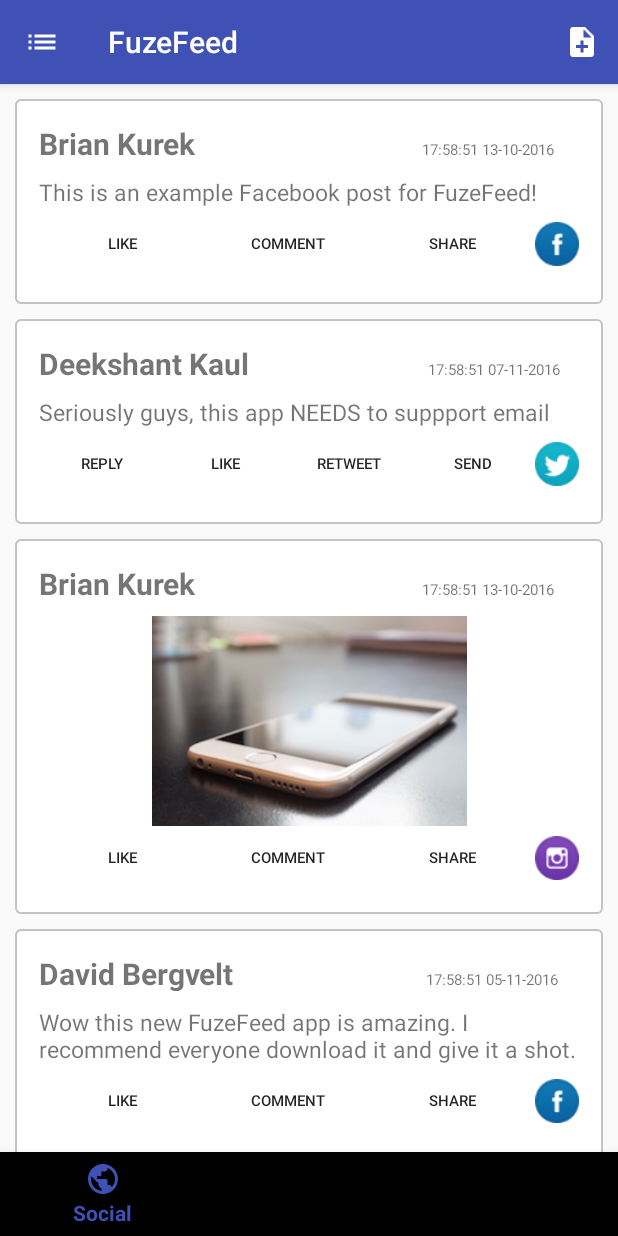
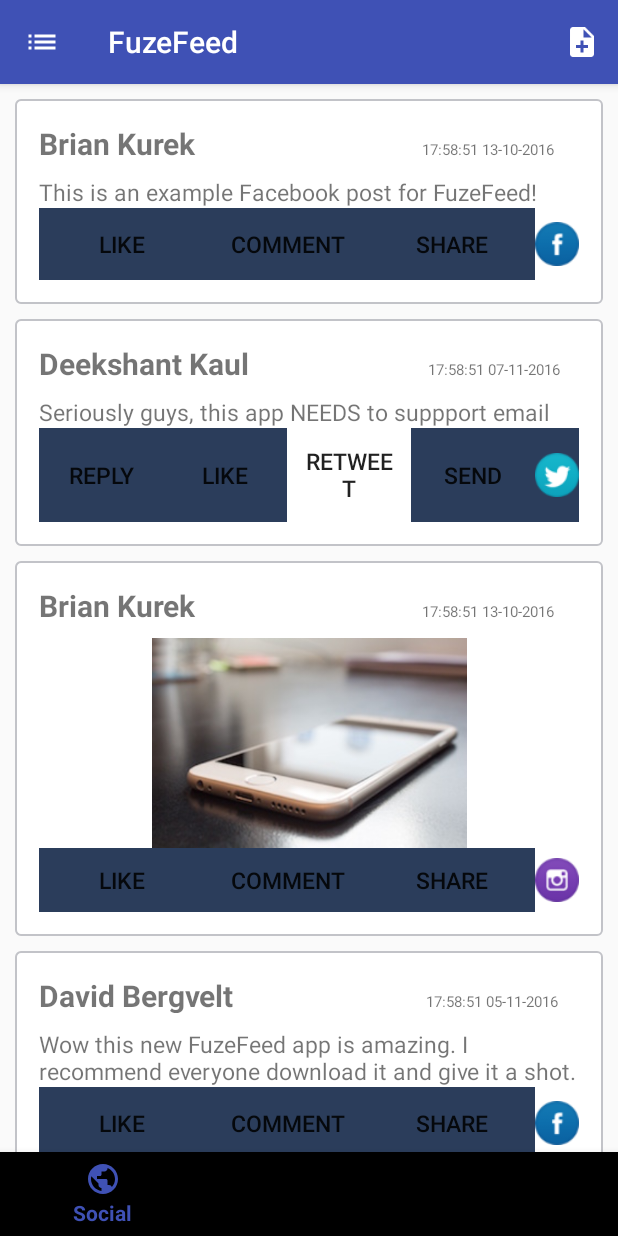
Before and after one commit to bergvel1/FuzeFeed, an Android app: the screen it shows after launch (MainActivity), on a phone screen of 412 x 824 dp. Run offline under Robolectric (Android 15) with nearby library versions, the phone set to English and light mode, and no system bars.

Commit message:
Added Karthik's stuff

```diff
--- a/app/src/main/res/layout/facebook_item.xml
+++ b/app/src/main/res/layout/facebook_item.xml
@@ -75,7 +75,8 @@
                     android:layout_height="match_parent"
                     android:id="@+id/b1"
                     android:layout_weight="1"
-                    android:textSize="10dp"
+                    android:textSize="15dp"
+                    android:background="#2b3d5b"
                     style="?android:attr/borderlessButtonStyle"
                     />
 
@@ -84,7 +85,8 @@
                     android:layout_width="match_parent"
                     android:layout_height="match_parent"
                     android:id="@+id/b2"
-                    android:textSize="10dp"
+                    android:textSize="15dp"
+                    android:background="#2b3d5b"
                     android:layout_weight="1"
                     style="?android:attr/borderlessButtonStyle"
                     />
@@ -95,7 +97,8 @@
                     android:layout_height="match_parent"
                     android:id="@+id/b3"
                     android:layout_weight="1"
-                    android:textSize="10dp"
+                    android:textSize="15dp"
+                    android:background="#2b3d5b"
                     style="?android:attr/borderlessButtonStyle"
                     />
 
--- a/app/src/main/res/layout/instagram_item.xml
+++ b/app/src/main/res/layout/instagram_item.xml
@@ -65,7 +65,8 @@
                     android:layout_height="match_parent"
                     android:id="@+id/b1"
                     android:layout_weight="1"
-                    android:textSize="10dp"
+                    android:textSize="15dp"
+                    android:background="#2b3d5b"
                     style="?android:attr/borderlessButtonStyle"
                     />
 
@@ -74,7 +75,8 @@
                     android:layout_width="match_parent"
                     android:layout_height="match_parent"
                     android:id="@+id/b2"
-                    android:textSize="10dp"
+                    android:textSize="15dp"
+                    android:background="#2b3d5b"
                     android:layout_weight="1"
                     style="?android:attr/borderlessButtonStyle"
                     />
@@ -85,7 +87,8 @@
                     android:layout_height="match_parent"
                     android:id="@+id/b3"
                     android:layout_weight="1"
-                    android:textSize="10dp"
+                    android:textSize="15dp"
+                    android:background="#2b3d5b"
                     style="?android:attr/borderlessButtonStyle"
                     />
 
--- a/app/src/main/res/layout/twitter_item.xml
+++ b/app/src/main/res/layout/twitter_item.xml
@@ -75,7 +75,8 @@
                     android:layout_height="match_parent"
                     android:id="@+id/b5"
                     android:layout_weight="1"
-                    android:textSize="10dp"
+                    android:textSize="15dp"
+                    android:background="#2b3d5b"
                     style="?android:attr/borderlessButtonStyle"
                     />
 
@@ -85,7 +86,8 @@
                     android:layout_height="match_parent"
                     android:id="@+id/b1"
                     android:layout_weight="1"
-                    android:textSize="10dp"
+                    android:textSize="15dp"
+                    android:background="#2b3d5b"
                     style="?android:attr/borderlessButtonStyle"
                     />
 
@@ -94,7 +96,7 @@
                     android:layout_width="match_parent"
                     android:layout_height="match_parent"
                     android:id="@+id/b2"
-                    android:textSize="10dp"
+                    android:textSize="15dp"
                     android:layout_weight="1"
                     style="?android:attr/borderlessButtonStyle"
                     />
@@ -105,7 +107,8 @@
                     android:layout_height="match_parent"
                     android:id="@+id/b3"
                     android:layout_weight="1"
-                    android:textSize="10dp"
+                    android:textSize="15dp"
+                    android:background="#2b3d5b"
                     style="?android:attr/borderlessButtonStyle"
                     />
 
@@ -115,9 +118,9 @@
                     android:layout_width="29dp"
                     android:layout_height="match_parent"
                     android:id="@+id/b4"
-                    android:textSize="10dp"
+                    android:textSize="15dp"
+                    android:background="#2b3d5b"
                     style="?android:attr/borderlessButtonStyle"
-                    android:background="@null"
                     />
 
             </LinearLayout>
```
